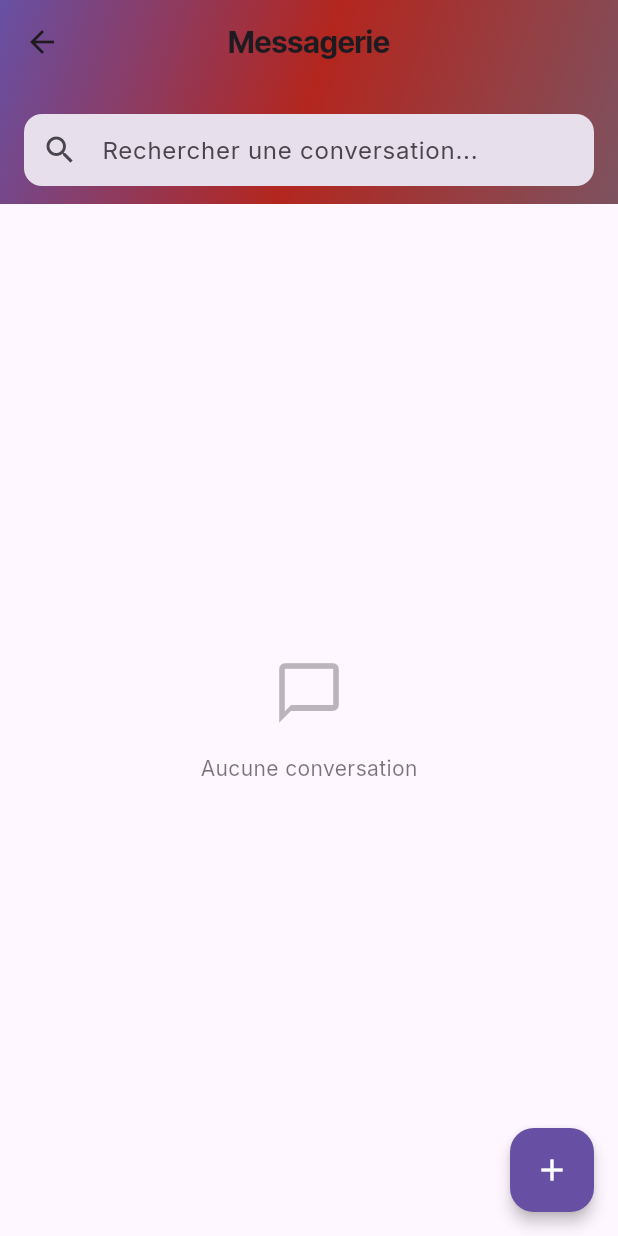
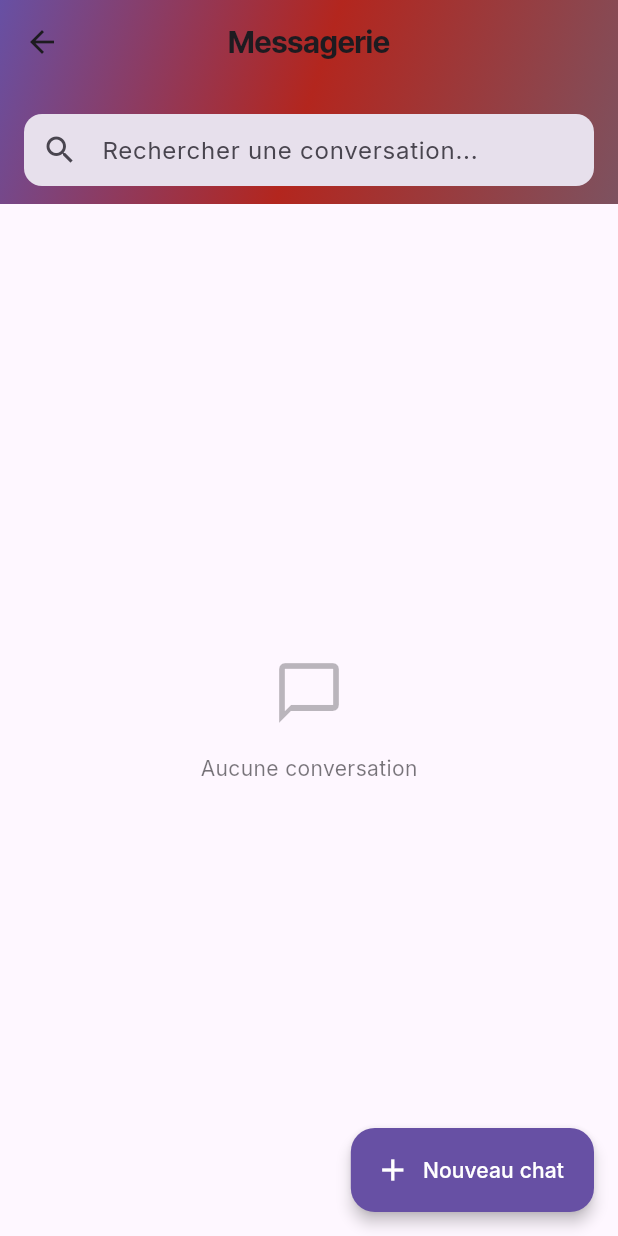
Before and after one commit to Wimiiiiiii/4cop, a Flutter app: the InboxPage screen opened directly, on a phone screen of 412 x 824 dp. Run offline on Flutter 3.47's test engine with Material 3 defaults, Android fonts, the light colour scheme and no system bars; our stand-ins replace cloud_firestore, firebase_auth, firebase_core, firebase_storage, flutter_speed_dial, google_fonts and 2 more; accounts and stored records are empty.

Commit message:
création groupe spécifique pour les membres

```diff
--- a/lib/pages/inbox_page.dart
+++ b/lib/pages/inbox_page.dart
@@ -2,7 +2,6 @@ import 'package:flutter/material.dart';
 import 'package:cloud_firestore/cloud_firestore.dart';
 import 'package:firebase_auth/firebase_auth.dart';
 import 'package:google_fonts/google_fonts.dart';
-import 'group_creation_page.dart';
 import 'chat_page.dart';
 import 'user_search_page.dart';
 
@@ -14,7 +13,6 @@ class InboxPage extends StatefulWidget {
 class _InboxPageState extends State<InboxPage> {
   final currentUser = FirebaseAuth.instance.currentUser!;
   String searchQuery = '';
-  bool _isMenuOpen = false;
 
   Future<void> deleteChat(String chatId) async {
     final chatRef = FirebaseFirestore.instance.collection('chats').doc(chatId);
@@ -26,21 +24,10 @@ class _InboxPageState extends State<InboxPage> {
   }
 
   void _startNewChat() {
-    setState(() => _isMenuOpen = false);
     Navigator.push(
       context,
       MaterialPageRoute(
         builder: (_) => UserSearchPage(currentUserId: currentUser.uid),
-      ),
-    );
-  }
-
-  void _startNewGroup() {
-    setState(() => _isMenuOpen = false);
-    Navigator.push(
-      context,
-      MaterialPageRoute(
-        builder: (_) => GroupCreationPage(currentUserId: currentUser.uid),
       ),
     );
   }
@@ -96,9 +83,7 @@ class _InboxPageState extends State<InboxPage> {
           ),
         ),
       ),
-      body: Stack(
-        children: [
-          Container(
+      body: Container(
         decoration: BoxDecoration(
           gradient: LinearGradient(
             begin: Alignment.topCenter,
@@ -168,7 +153,7 @@ class _InboxPageState extends State<InboxPage> {
                         .collection('chats')
                         .doc(chatId)
                         .collection('messages')
-
+                        .orderBy('timestamp', descending: true)
                         .limit(1)
                         .snapshots(),
                     onTap: () {
@@ -222,6 +207,7 @@ class _InboxPageState extends State<InboxPage> {
                             .collection('chats')
                             .doc(chatId)
                             .collection('messages')
+                            .orderBy('timestamp', descending: true)
                             .limit(1)
                             .snapshots(),
                         onTap: () {
@@ -250,52 +236,12 @@ class _InboxPageState extends State<InboxPage> {
           },
         ),
       ),
-          if (_isMenuOpen)
-            Positioned(
-              bottom: 90,
-              right: 16,
-              child: Column(
-                crossAxisAlignment: CrossAxisAlignment.end,
-                children: [
-                  FloatingActionButton.extended(
-                    heroTag: 'newChat',
+      floatingActionButton: FloatingActionButton.extended(
         onPressed: _startNewChat,
-                    icon: Icon(Icons.person_add, color: theme.colorScheme.onPrimary),
+        icon: Icon(Icons.add, color: theme.colorScheme.onPrimary),
         label: Text(
           'Nouveau chat',
           style: GoogleFonts.inter(color: theme.colorScheme.onPrimary),
-                    ),
-                    backgroundColor: theme.colorScheme.primary,
-                    elevation: 2,
-                    shape: RoundedRectangleBorder(
-                      borderRadius: BorderRadius.circular(16),
-                    ),
-                  ),
-                  SizedBox(height: 12),
-                  FloatingActionButton.extended(
-                    heroTag: 'newGroup',
-                    onPressed: _startNewGroup,
-                    icon: Icon(Icons.group_add, color: theme.colorScheme.onPrimary),
-                    label: Text(
-                      'Nouveau groupe',
-                      style: GoogleFonts.inter(color: theme.colorScheme.onPrimary),
-                    ),
-                    backgroundColor: theme.colorScheme.primary,
-                    elevation: 2,
-                    shape: RoundedRectangleBorder(
-                      borderRadius: BorderRadius.circular(16),
-                    ),
-                  ),
-                ],
-              ),
-            ),
-        ],
-      ),
-      floatingActionButton: FloatingActionButton(
-        onPressed: () => setState(() => _isMenuOpen = !_isMenuOpen),
-        child: Icon(
-          _isMenuOpen ? Icons.close : Icons.add,
-          color: theme.colorScheme.onPrimary,
         ),
         backgroundColor: theme.colorScheme.primary,
         elevation: 4,
@@ -310,9 +256,7 @@ class _InboxPageState extends State<InboxPage> {
     required Stream<QuerySnapshot> subtitleStream,
     required VoidCallback onTap,
     required VoidCallback onDelete,
-  })
-
-  {
+  }) {
     final theme = Theme.of(context);
     bool hasUnread = false;
 
@@ -372,7 +316,6 @@ class _InboxPageState extends State<InboxPage> {
               );
             },
           );
-
         }
 
         return Container(
```
Also changed, not shown: lib/pages/group_creation_page.dart (+35 -13 lines), lib/pages/project_detail_page.dart (+34 -5 lines). Lines whose indentation alone changed are shown as unchanged.
